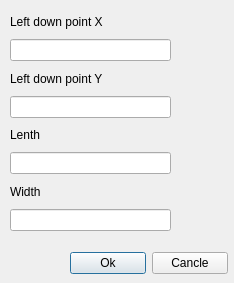
Qt form Project13Qt/createrectangledialog.ui (Florcher/Educational-lesson) before a commit.
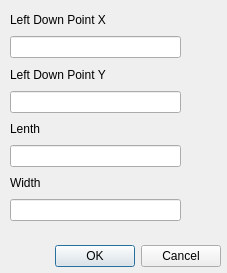
The same form after that commit.

```diff
--- a/Project13Qt/createrectangledialog.ui
+++ b/Project13Qt/createrectangledialog.ui
@@ -6,39 +6,55 @@
    <rect>
     <x>0</x>
     <y>0</y>
-    <width>234</width>
-    <height>283</height>
+    <width>227</width>
+    <height>273</height>
    </rect>
   </property>
   <property name="minimumSize">
    <size>
-    <width>234</width>
-    <height>283</height>
+    <width>227</width>
+    <height>273</height>
    </size>
   </property>
   <property name="maximumSize">
    <size>
-    <width>234</width>
-    <height>283</height>
+    <width>227</width>
+    <height>273</height>
    </size>
   </property>
   <property name="windowTitle">
    <string>Dialog</string>
   </property>
-  <widget class="QWidget" name="layoutWidget">
+  <widget class="QDialogButtonBox" name="buttonBox">
+   <property name="geometry">
+    <rect>
+     <x>30</x>
+     <y>240</y>
+     <width>191</width>
+     <height>32</height>
+    </rect>
+   </property>
+   <property name="orientation">
+    <enum>Qt::Horizontal</enum>
+   </property>
+   <property name="standardButtons">
+    <set>QDialogButtonBox::Cancel|QDialogButtonBox::Ok</set>
+   </property>
+  </widget>
+  <widget class="QWidget" name="">
    <property name="geometry">
     <rect>
      <x>10</x>
      <y>10</y>
-     <width>161</width>
-     <height>221</height>
+     <width>171</width>
+     <height>211</height>
     </rect>
    </property>
    <layout class="QVBoxLayout" name="verticalLayout">
     <item>
      <widget class="QLabel" name="label">
       <property name="text">
-       <string>Left down point X</string>
+       <string>Left Down Point X</string>
       </property>
      </widget>
     </item>
@@ -48,7 +64,7 @@
     <item>
      <widget class="QLabel" name="label_2">
       <property name="text">
-       <string>Left down point Y</string>
+       <string>Left Down Point Y</string>
       </property>
      </widget>
     </item>
@@ -77,32 +93,6 @@
     </item>
    </layout>
   </widget>
-  <widget class="QWidget" name="layoutWidget">
-   <property name="geometry">
-    <rect>
-     <x>70</x>
-     <y>250</y>
-     <width>158</width>
-     <height>26</height>
-    </rect>
-   </property>
-   <layout class="QHBoxLayout" name="horizontalLayout">
-    <item>
-     <widget class="QPushButton" name="btnEnterData">
-      <property name="text">
-       <string>Ok</string>
-      </property>
-     </widget>
-    </item>
-    <item>
-     <widget class="QPushButton" name="btnExit">
-      <property name="text">
-       <string>Cancle</string>
-      </property>
-     </widget>
-    </item>
-   </layout>
-  </widget>
  </widget>
  <resources/>
  <connections/>
```
Left out of the diff: 39 changed lines with no effect on the pictures.
